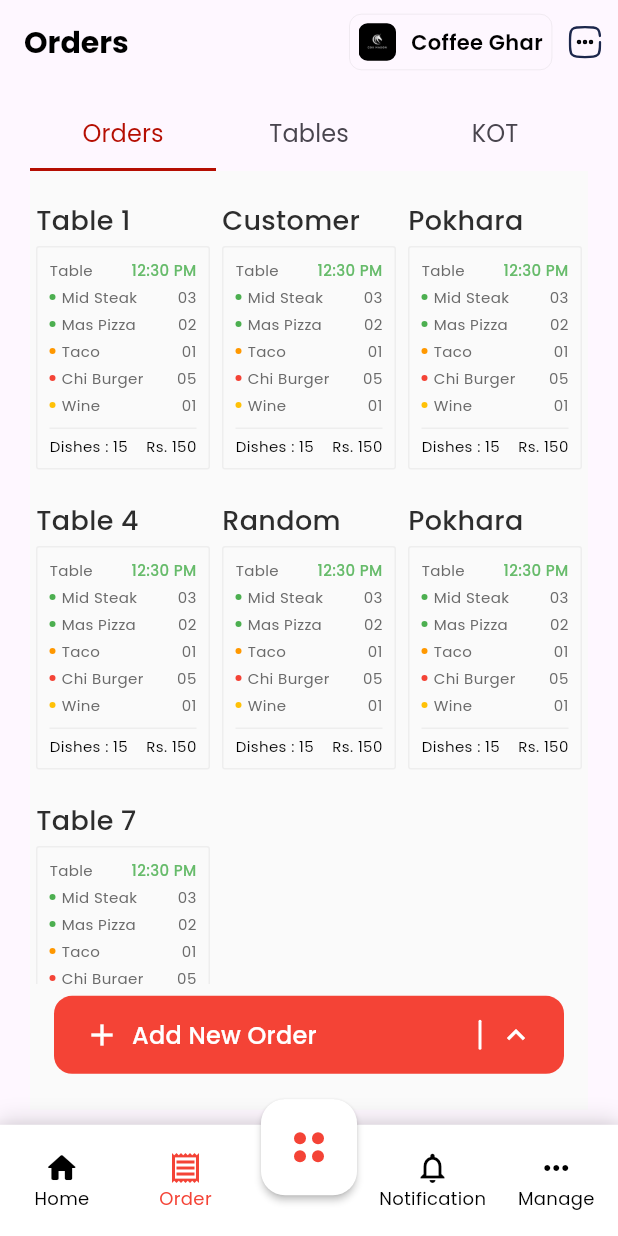
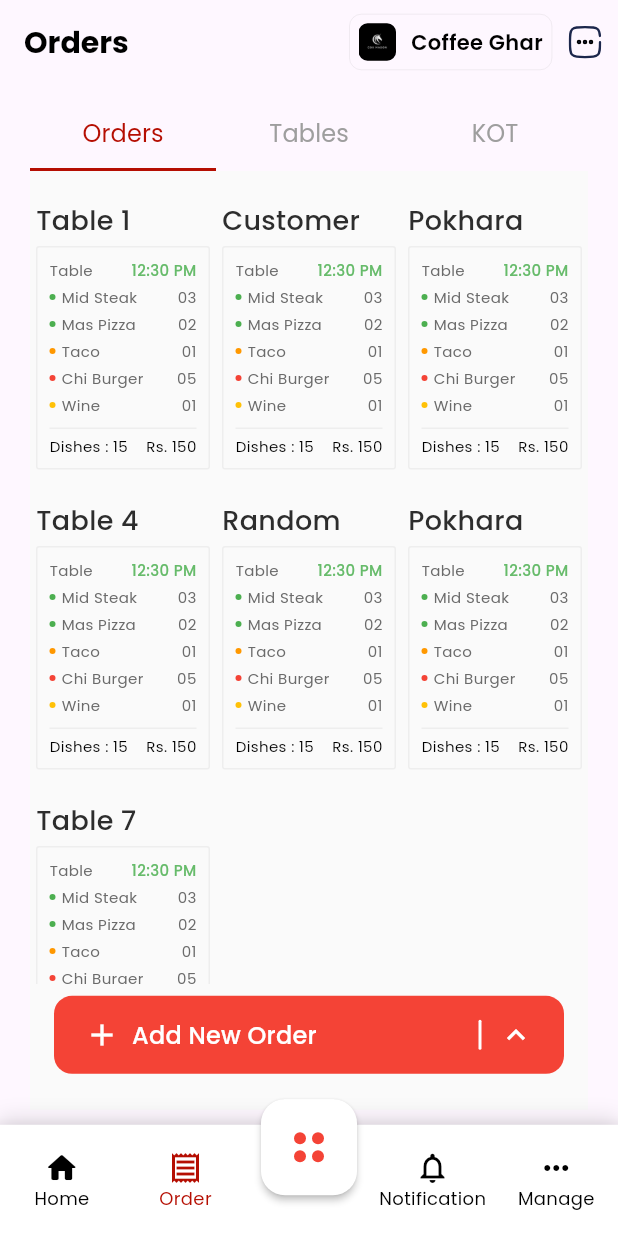
Before and after one commit to SushilDawadi/restrox_ui, a Flutter app: the screen it shows after launch, item 2 of the bottom bar chosen, on a phone screen of 412 x 824 dp. Run offline on Flutter 3.47's test engine with Material 3 defaults, Android fonts, the phone set to English and light mode, and no system bars; our stand-ins replace bloc, equatable, flutter_bloc, flutter_svg, google_fonts, logger.

Commit message:
bug fixes

```diff
--- a/lib/view/restrox/main_page.dart
+++ b/lib/view/restrox/main_page.dart
@@ -1,6 +1,7 @@
 import 'package:flutter/material.dart';
 import 'package:flutter_bloc/flutter_bloc.dart';
 import 'package:restrox_demo/bloc/bottomNavigation/bloc/bottom_navigation_bloc.dart';
+import 'package:restrox_demo/utils/color.dart';
 import 'package:restrox_demo/utils/customlogger.dart';
 import 'package:restrox_demo/view/restrox/order_screen_view.dart';
 
@@ -82,7 +83,7 @@ class MainPage extends StatelessWidget {
                   },
                   type: BottomNavigationBarType.fixed,
                   backgroundColor: Colors.white,
-                  selectedItemColor: Colors.red,
+                  selectedItemColor: AppColors.restroXprimary,
                   unselectedItemColor: Colors.black,
                   selectedFontSize: 12,
                   unselectedFontSize: 12,
--- a/lib/view/restrox/order_screen_view.dart
+++ b/lib/view/restrox/order_screen_view.dart
@@ -5,35 +5,15 @@ import 'package:restrox_demo/utils/color.dart';
 import 'package:restrox_demo/view/restrox/order_screen.dart';
 import 'package:restrox_demo/view/restrox/pending_kot.dart';
 import 'package:restrox_demo/view/restrox/tables_view.dart';
-import 'package:restrox_demo/widgets/add_order_button.dart';
 
-class OrderScreenView extends StatefulWidget {
+class OrderScreenView extends StatelessWidget {
   const OrderScreenView({super.key});
 
   @override
-  _RestroxUiState createState() => _RestroxUiState();
-}
-
-class _RestroxUiState extends State<OrderScreenView>
-    with SingleTickerProviderStateMixin {
-  late TabController _tabController;
-
-  @override
-  void initState() {
-    super.initState();
-
-    _tabController = TabController(length: 3, vsync: this);
-  }
-
-  @override
-  void dispose() {
-    _tabController.dispose();
-    super.dispose();
-  }
-
-  @override
   Widget build(BuildContext context) {
-    return Scaffold(
+    return DefaultTabController(
+      length: 3,
+      child: Scaffold(
         appBar: AppBar(
           automaticallyImplyLeading: false,
           title: const Text(
@@ -84,12 +64,12 @@ class _RestroxUiState extends State<OrderScreenView>
               child: SvgPicture.asset(
                 ImagesPath.menu,
               ),
-          )
+            ),
           ],
         ),
-      body: SafeArea(
+        body: const SafeArea(
           child: Padding(
-          padding: const EdgeInsets.symmetric(horizontal: 20, vertical: 10),
+            padding: EdgeInsets.symmetric(horizontal: 20, vertical: 10),
             child: Column(
               children: [
                 TabBar(
@@ -97,8 +77,8 @@ class _RestroxUiState extends State<OrderScreenView>
                   indicatorSize: TabBarIndicatorSize.tab,
                   indicatorColor: AppColors.restroXprimary,
                   labelColor: AppColors.restroXprimary,
-                controller: _tabController,
-                tabs: const [
+                  unselectedLabelColor: Colors.grey,
+                  tabs: [
                     Tab(
                       child: Text(
                         "Orders",
@@ -130,8 +110,7 @@ class _RestroxUiState extends State<OrderScreenView>
                 ),
                 Expanded(
                   child: TabBarView(
-                  controller: _tabController,
-                  children: const [
+                    children: [
                       OrderScreen(),
                       TablesView(),
                       PendingKot(),
@@ -142,6 +121,7 @@ class _RestroxUiState extends State<OrderScreenView>
             ),
           ),
         ),
+      ),
     );
   }
 }
```
Lines whose indentation alone changed are shown as unchanged.
